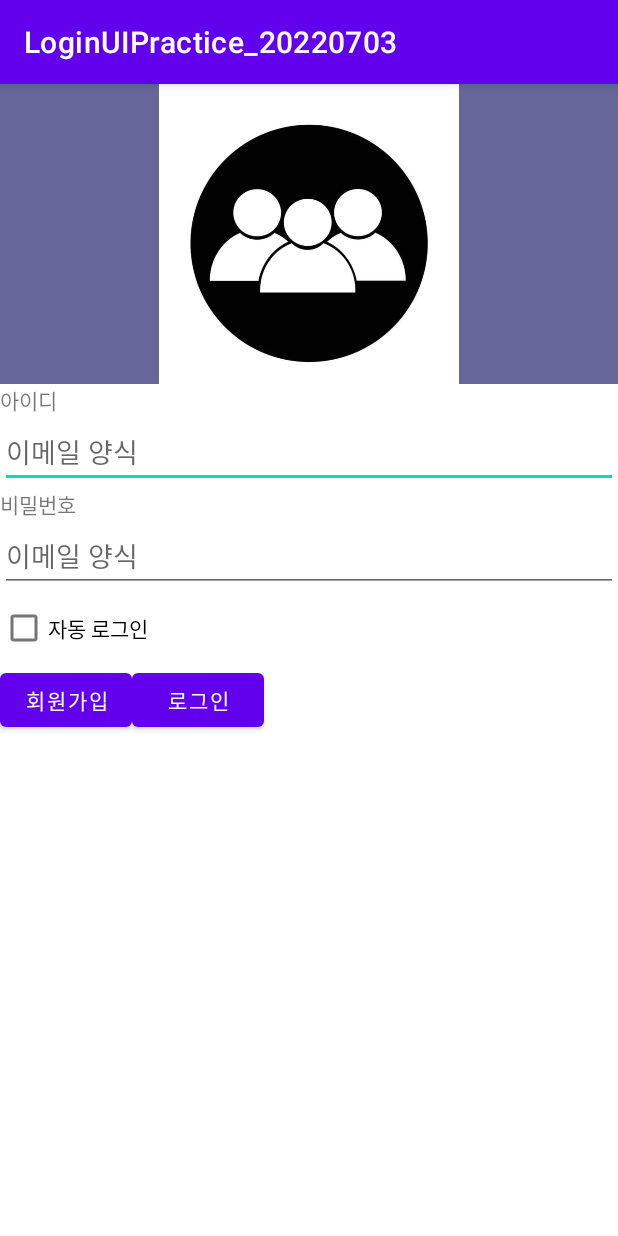
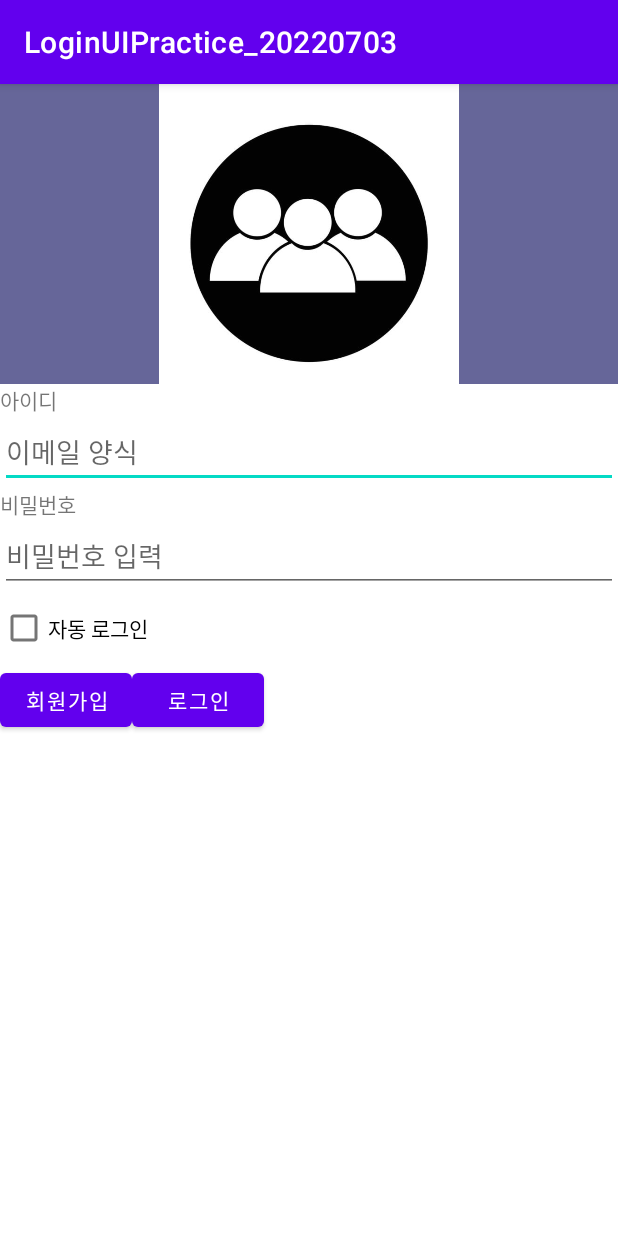
Before and after one commit to csh113/LoginUIPractice_20220703, an Android app: the screen it shows after launch (MainActivity), on a phone screen of 412 x 824 dp. Run offline under Robolectric (Android 15) with nearby library versions, the phone set to English and light mode, and no system bars.

Commit message:
비밀번호 입력 부 수정 20220703 일

```diff
--- a/app/src/main/res/layout/activity_main.xml
+++ b/app/src/main/res/layout/activity_main.xml
@@ -42,9 +42,9 @@
     <EditText
         android:layout_width="match_parent"
         android:layout_height="wrap_content"
-        android:hint="이메일 양식"
+        android:hint="비밀번호 입력"
         android:maxLines="1"
-        android:inputType="textEmailAddress"
+        android:inputType="textPassword"
         android:imeOptions="actionNext"/>
 
     <CheckBox
```
